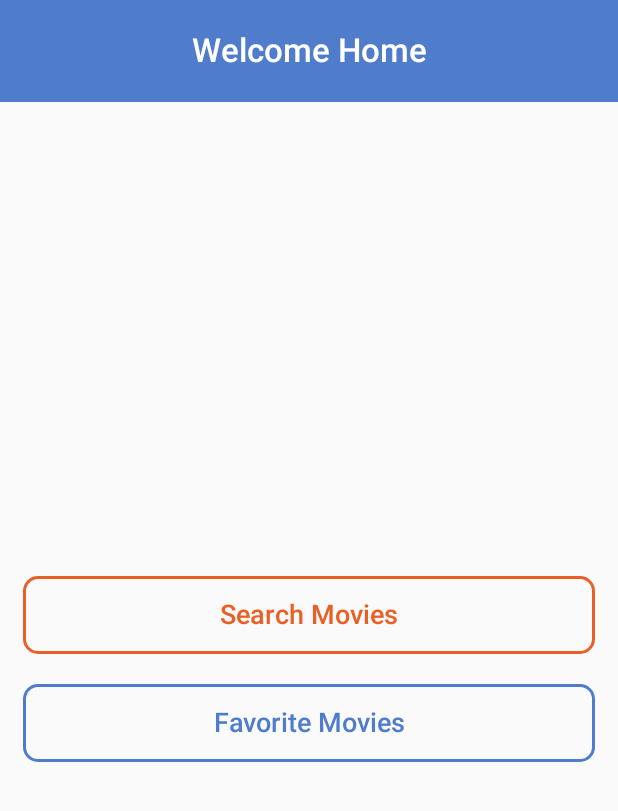
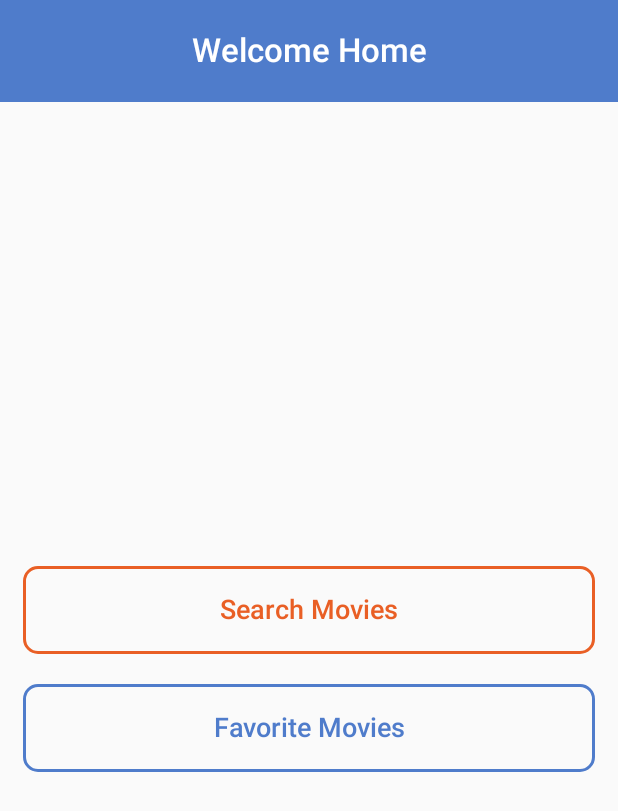
Before and after one commit to aminakhtar5595/Spot-Flix, an Android app built with Jetpack Compose: the screen it shows after launch (MainActivity), on a phone screen of 412 x 824 dp. Shown: the top 811 px of the screen. Run offline under Robolectric (Android 15) with nearby library versions, the phone set to English and light mode, and no system bars.

Commit message:
Refactored home screen

```diff
--- a/app/src/main/java/com/example/spotflix/ui/screens/HomeScreen.kt
+++ b/app/src/main/java/com/example/spotflix/ui/screens/HomeScreen.kt
@@ -4,8 +4,10 @@ import androidx.compose.foundation.background
 import androidx.compose.foundation.layout.Arrangement
 import androidx.compose.foundation.layout.Column
 import androidx.compose.foundation.layout.PaddingValues
+import androidx.compose.foundation.layout.Spacer
 import androidx.compose.foundation.layout.fillMaxSize
 import androidx.compose.foundation.layout.fillMaxWidth
+import androidx.compose.foundation.layout.height
 import androidx.compose.foundation.layout.padding
 import androidx.compose.foundation.shape.RoundedCornerShape
 import androidx.compose.material3.Button
@@ -15,7 +17,6 @@ import androidx.compose.material3.Text
 import androidx.compose.runtime.Composable
 import androidx.compose.ui.Modifier
 import androidx.compose.ui.graphics.Color
-import androidx.compose.ui.text.TextStyle
 import androidx.compose.ui.text.font.FontWeight
 import androidx.compose.ui.text.style.TextAlign
 import androidx.compose.ui.unit.dp
@@ -23,6 +24,7 @@ import androidx.compose.ui.unit.sp
 import androidx.navigation.NavController
 import com.example.spotflix.ui.navigation.Screen
 import com.example.spotflix.ui.theme.Blue
+import com.example.spotflix.ui.theme.Red
 
 @Composable
 fun HomeScreen(navController: NavController) {
@@ -41,51 +43,50 @@ fun HomeScreen(navController: NavController) {
         )
 
         Column(
-            modifier = Modifier
-                .padding(horizontal = 15.dp).fillMaxSize(),
+            modifier = Modifier.padding(horizontal = 15.dp).fillMaxSize(),
             verticalArrangement = Arrangement.Center
         ) {
+            OutlinedButton(
+                text = "Search Movies",
+                color = Red,
+                onClick = { navController.navigate(Screen.Search.route) }
+            )
+
+            Spacer(Modifier.height(20.dp))
+
+            OutlinedButton(
+                text = "Favorite Movies",
+                color = Blue,
+                onClick = { navController.navigate(Screen.Favorite.route) }
+            )
+
+        }
+    }
+}
+
+@Composable
+fun OutlinedButton(
+    text: String,
+    color: Color,
+    onClick: () -> Unit
+) {
     Button(
-            onClick = { navController.navigate(Screen.Search.route) },
+        onClick = onClick,
         shape = RoundedCornerShape(10.dp),
         contentPadding = PaddingValues(vertical = 15.dp),
-            border = BorderStroke(1.5.dp, Color(0xFFe95f25)),
+        border = BorderStroke(1.5.dp, color),
         colors = ButtonDefaults.buttonColors(
-                contentColor = Color(0xFFe95f25),
-                containerColor = Color.Transparent
-            ),
-            modifier = Modifier.fillMaxWidth().padding(bottom = 20.dp)
-        ) {
-            Text(
-                text = "Search Movies",
-                style = TextStyle(
-                    fontSize = 18.sp,
-                    fontWeight = FontWeight.W500
-                )
-            )
-        }
-
-            Button(
-                onClick = { navController.navigate(Screen.Favorite.route) },
-                shape = RoundedCornerShape(10.dp),
-                contentPadding = PaddingValues(vertical = 15.dp),
-                border = BorderStroke(1.5.dp, Color(0xFF4F7CCB)),
-                colors = ButtonDefaults.buttonColors(
-                    contentColor = Color(0xFF4F7CCB),
+            contentColor = color,
             containerColor = Color.Transparent
         ),
         modifier = Modifier.fillMaxWidth()
     ) {
         Text(
-                    text = "Favorite Movies",
-                    style = TextStyle(
+            text,
+            style = MaterialTheme.typography.titleLarge.copy(
+                fontWeight = FontWeight.W500,
                 fontSize = 18.sp,
-                        fontWeight = FontWeight.W500
             )
         )
     }
-
 }
-
-    }
-}
--- a/app/src/main/java/com/example/spotflix/ui/theme/Color.kt
+++ b/app/src/main/java/com/example/spotflix/ui/theme/Color.kt
@@ -11,3 +11,4 @@ val PurpleGrey40 = Color(0xFF625b71)
 val Pink40 = Color(0xFF7D5260)
 
 val Blue = Color(0xFF4F7CCB)
+val Red = Color(0xFFe95f25)
```
Lines whose indentation alone changed are shown as unchanged.
